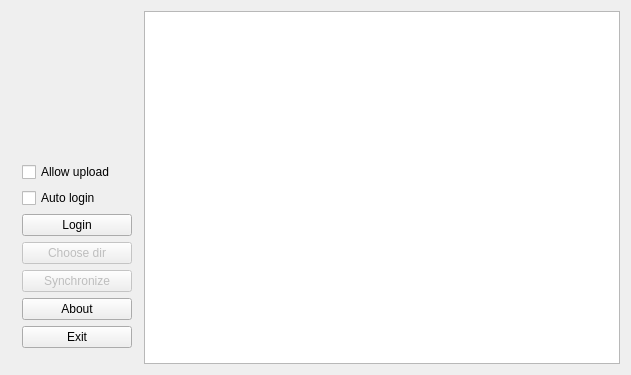
Above: src/ui/mainwindow.ui from DenisMedved/vkaudiosync before the change. Below: the same form after it.
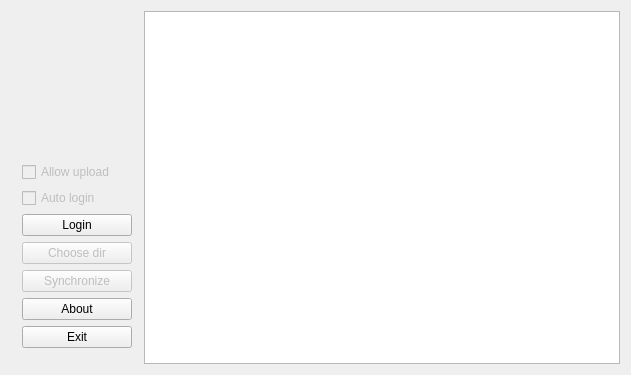
That is the form after the change. Icons and pictures are not drawn.

```diff
--- a/src/ui/mainwindow.ui
+++ b/src/ui/mainwindow.ui
@@ -107,6 +107,9 @@
          </item>
          <item>
           <widget class="QCheckBox" name="allowUpload">
+           <property name="enabled">
+            <bool>false</bool>
+           </property>
            <property name="text">
             <string>Allow upload</string>
            </property>
@@ -114,6 +117,9 @@
          </item>
          <item>
           <widget class="QCheckBox" name="autoLogin">
+           <property name="enabled">
+            <bool>false</bool>
+           </property>
            <property name="text">
             <string>Auto login</string>
            </property>
```
